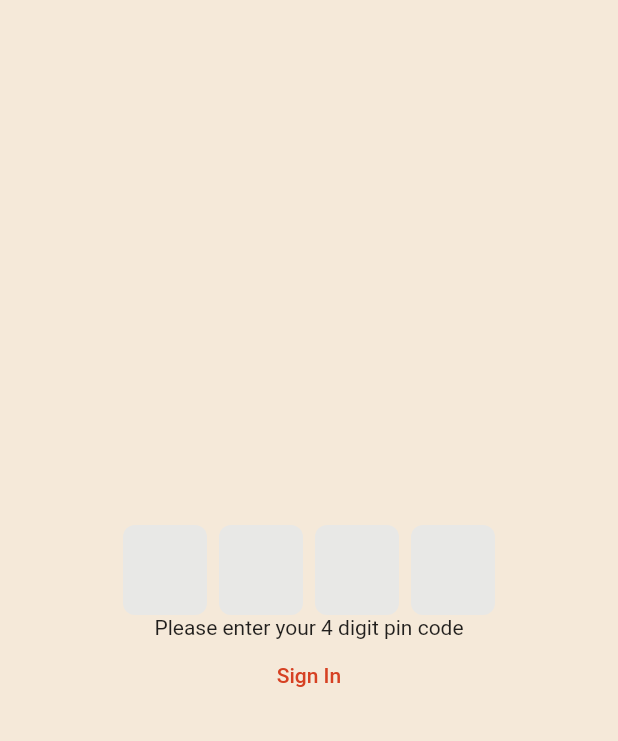
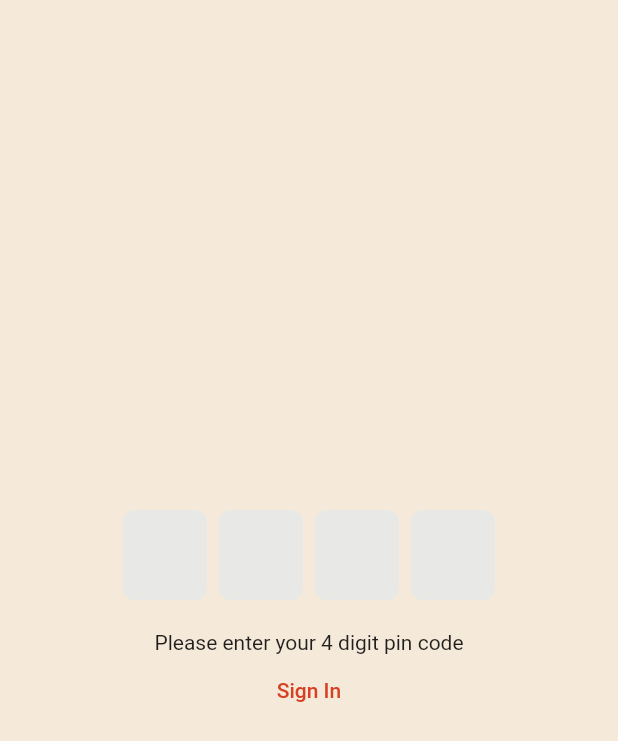
Before and after one commit to imcrisanto/sales-dashboard, a Flutter app: the screen it shows after launch, after a tap on "Login", on a phone screen of 412 x 824 dp. Shown: the top 741 px of the screen. Run offline on Flutter 3.47's test engine with Material 2 defaults, Android fonts, the phone set to English and light mode, and no system bars; drawn by our look-alikes of pinput.

Commit message:
cosmetic updates

```diff
--- a/lib/main.dart
+++ b/lib/main.dart
@@ -42,13 +42,25 @@ class LoginScreen extends StatelessWidget {
             Expanded(
               flex: 1,
               child: Column(
-                mainAxisAlignment: MainAxisAlignment.center,
-                crossAxisAlignment: CrossAxisAlignment.stretch,
+                mainAxisAlignment: MainAxisAlignment.spaceAround,
+                children: [
+                  Column(
                     children: [
                       const Text('Take control of sales and data'),
                       const Text(
                           'See your performance at a glance with useful insights'),
-                  ElevatedButton(
+                    ],
+                  ),
+                  SizedBox(
+                    height: 70,
+                    width: 270,
+                    child: ElevatedButton(
+                      style: ButtonStyle(
+                          shape:
+                              MaterialStateProperty.all<RoundedRectangleBorder>(
+                                  RoundedRectangleBorder(
+                        borderRadius: BorderRadius.circular(15.0),
+                      ))),
                       autofocus: true,
                       onPressed: () {
                         Navigator.push(
@@ -58,8 +70,16 @@ class LoginScreen extends StatelessWidget {
                       },
                       child: const Text('Login'),
                     ),
+                  ),
+                  Padding(
+                    padding: EdgeInsets.fromLTRB(200, 0, 200, 0),
+                    child: Column(
+                      children: [
                         const Text('Developed by'),
                         Image.asset('/images/ibana-logo.png'),
+                      ],
+                    ),
+                  ),
                 ],
               ),
             ),
--- a/lib/screens/pin_screen.dart
+++ b/lib/screens/pin_screen.dart
@@ -9,6 +9,8 @@ class PinScreen extends StatefulWidget {
   State<PinScreen> createState() => _PinScreenState();
 }
 
+final formKey = GlobalKey<FormState>();
+
 class _PinScreenState extends State<PinScreen> {
   @override
   Widget build(BuildContext context) {
@@ -17,11 +19,18 @@ class _PinScreenState extends State<PinScreen> {
           child: Column(
         mainAxisAlignment: MainAxisAlignment.center,
         children: [
-          const Pinput(
+          Pinput(
             length: 4,
             autofocus: true,
             closeKeyboardWhenCompleted: true,
+            validator: (s) {
+              return s == '2022' ? null : 'Incorrect Pincode';
+            },
           ),
+          Padding(
+            padding: EdgeInsets.fromLTRB(0, 20, 0, 0),
+            child: Column(
+              children: [
                 const Text("Please enter your 4 digit pin code"),
                 TextButton(
                   onPressed: () {
@@ -30,7 +39,11 @@ class _PinScreenState extends State<PinScreen> {
                         MaterialPageRoute(
                             builder: (context) => const DashboardScreen()));
                   },
-              child: const Text('Sign In'))
+                  child: const Text('Sign In'),
+                ),
+              ],
+            ),
+          ),
         ],
       )),
     );
```
Also changed, not shown: lib/screens/dashhome_screen.dart (+40 -9 lines). Lines whose indentation alone changed are shown as unchanged.
